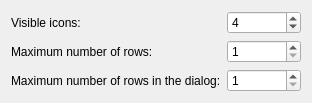
Qt form plasma/applets/quicklaunch/quicklaunchConfig.ui (mgottschlag/kwin-tiling) before a commit.
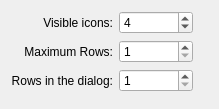
The same form after that commit.

Commit message: * prettify the config dialog * hide the dialog row settings; a bit overconfig * only refactor the ui if things changed

```diff
--- a/plasma/applets/quicklaunch/quicklaunchConfig.ui
+++ b/plasma/applets/quicklaunch/quicklaunchConfig.ui
@@ -5,8 +5,8 @@
    <rect>
     <x>0</x>
     <y>0</y>
-    <width>272</width>
-    <height>91</height>
+    <width>219</width>
+    <height>109</height>
    </rect>
   </property>
   <property name="windowTitle" >
@@ -19,14 +19,20 @@
    <item row="1" column="0" >
     <widget class="QLabel" name="lblRowNums" >
      <property name="text" >
-      <string>Maximum number of rows:</string>
+      <string>Maximum Rows:</string>
+     </property>
+     <property name="alignment" >
+      <set>Qt::AlignRight|Qt::AlignTrailing|Qt::AlignVCenter</set>
      </property>
     </widget>
    </item>
    <item row="3" column="0" >
     <widget class="QLabel" name="label_2" >
      <property name="text" >
-      <string>Maximum number of rows in the dialog:</string>
+      <string>Rows in the dialog:</string>
+     </property>
+     <property name="alignment" >
+      <set>Qt::AlignRight|Qt::AlignTrailing|Qt::AlignVCenter</set>
      </property>
     </widget>
    </item>
@@ -45,6 +51,9 @@
      <property name="text" >
       <string>Visible icons:</string>
      </property>
+     <property name="alignment" >
+      <set>Qt::AlignRight|Qt::AlignTrailing|Qt::AlignVCenter</set>
+     </property>
     </widget>
    </item>
    <item row="0" column="1" >
@@ -85,6 +94,32 @@
      </property>
     </widget>
    </item>
+   <item row="1" column="2" >
+    <spacer name="horizontalSpacer" >
+     <property name="orientation" >
+      <enum>Qt::Horizontal</enum>
+     </property>
+     <property name="sizeHint" stdset="0" >
+      <size>
+       <width>40</width>
+       <height>20</height>
+      </size>
+     </property>
+    </spacer>
+   </item>
+   <item row="4" column="0" >
+    <spacer name="verticalSpacer" >
+     <property name="orientation" >
+      <enum>Qt::Vertical</enum>
+     </property>
+     <property name="sizeHint" stdset="0" >
+      <size>
+       <width>20</width>
+       <height>40</height>
+      </size>
+     </property>
+    </spacer>
+   </item>
   </layout>
  </widget>
  <resources/>
```
Left out of the diff: 2 changed lines with no effect on the pictures. The commit also changes 1 other file.
